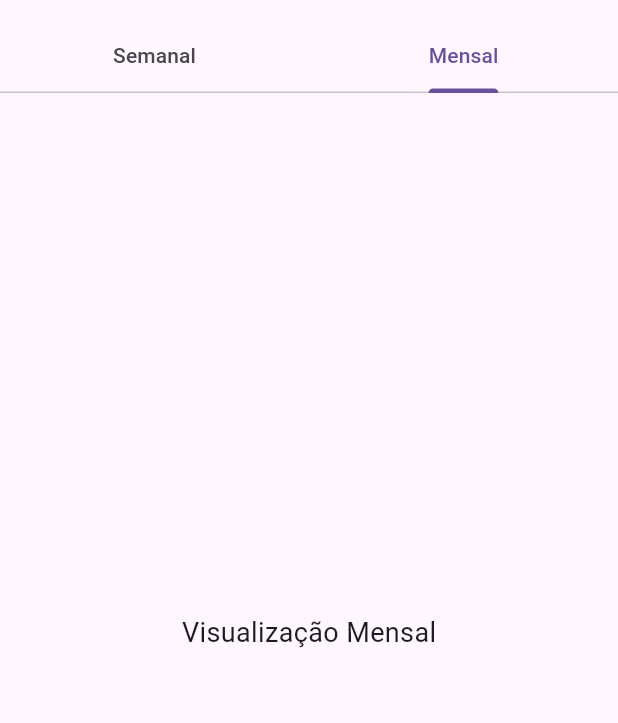
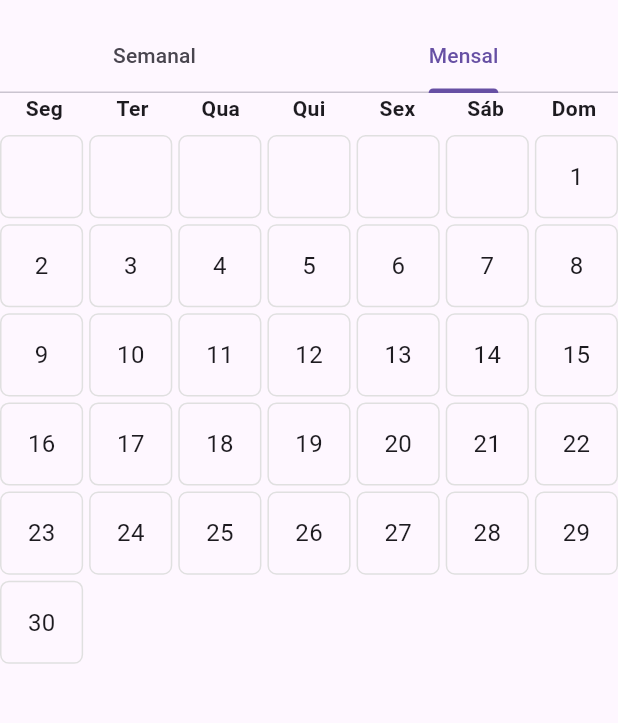
Before and after one commit to MarcelyMelo/DSI_grupo05_2025.1, a Flutter app: the SchedulePage screen opened directly, tab 2 chosen, on a phone screen of 412 x 824 dp, the part 63-786 px from its top. Run offline on Flutter 3.47's test engine with Material 3 defaults, Android fonts, the phone set to English and light mode, and no system bars; our stand-ins replace flutter_map, geolocator, latlong2, permission_handler.

Commit message:
Implementada interface inicial da visualização mensal (MonthlyView)

```diff
--- a/lib/features/schedule/widgets/monthly_view.dart
+++ b/lib/features/schedule/widgets/monthly_view.dart
@@ -1,15 +1,70 @@
 import 'package:flutter/material.dart';
+import 'package:intl/intl.dart';
 
 class MonthlyView extends StatelessWidget {
-  const MonthlyView({Key? key}) : super(key: key);
+  const MonthlyView({super.key});
 
   @override
   Widget build(BuildContext context) {
-    return const Center(
-      child: Text(
-        'Visualização Mensal',
-        style: TextStyle(fontSize: 18),
-      ),
+    final DateTime now = DateTime.now();
+    final DateTime firstDayOfMonth = DateTime(now.year, now.month, 1);
+    final int daysInMonth = DateUtils.getDaysInMonth(now.year, now.month);
+    final int startWeekday = firstDayOfMonth.weekday; // 1 = Monday
+
+    // Criar uma lista de todos os dias do mês com offset antes do primeiro dia
+    final List<DateTime?> calendarDays = List.generate(
+      startWeekday - 1 + daysInMonth,
+      (index) {
+        if (index < startWeekday - 1) return null; // espaços vazios
+        return DateTime(now.year, now.month, index - startWeekday + 2);
+      },
+    );
+
+    return Column(
+      children: [
+        // Cabeçalho com os dias da semana
+        Row(
+          mainAxisAlignment: MainAxisAlignment.spaceAround,
+          children: const [
+            'Seg', 'Ter', 'Qua', 'Qui', 'Sex', 'Sáb', 'Dom'
+          ].map((day) => Expanded(
+            child: Center(
+              child: Text(
+                day,
+                style: TextStyle(fontWeight: FontWeight.bold),
+              ),
+            ),
+          )).toList(),
+        ),
+        const SizedBox(height: 8),
+
+        // Grade do calendário
+        Expanded(
+          child: GridView.builder(
+            itemCount: calendarDays.length,
+            gridDelegate: const SliverGridDelegateWithFixedCrossAxisCount(
+              crossAxisCount: 7,
+              mainAxisSpacing: 4,
+              crossAxisSpacing: 4,
+            ),
+            itemBuilder: (context, index) {
+              final date = calendarDays[index];
+              return Container(
+                decoration: BoxDecoration(
+                  border: Border.all(color: Colors.grey.shade300),
+                  borderRadius: BorderRadius.circular(6),
+                ),
+                child: Center(
+                  child: Text(
+                    date != null ? DateFormat.d().format(date) : '',
+                    style: const TextStyle(fontSize: 16),
+                  ),
+                ),
+              );
+            },
+          ),
+        ),
+      ],
     );
   }
 }
```
